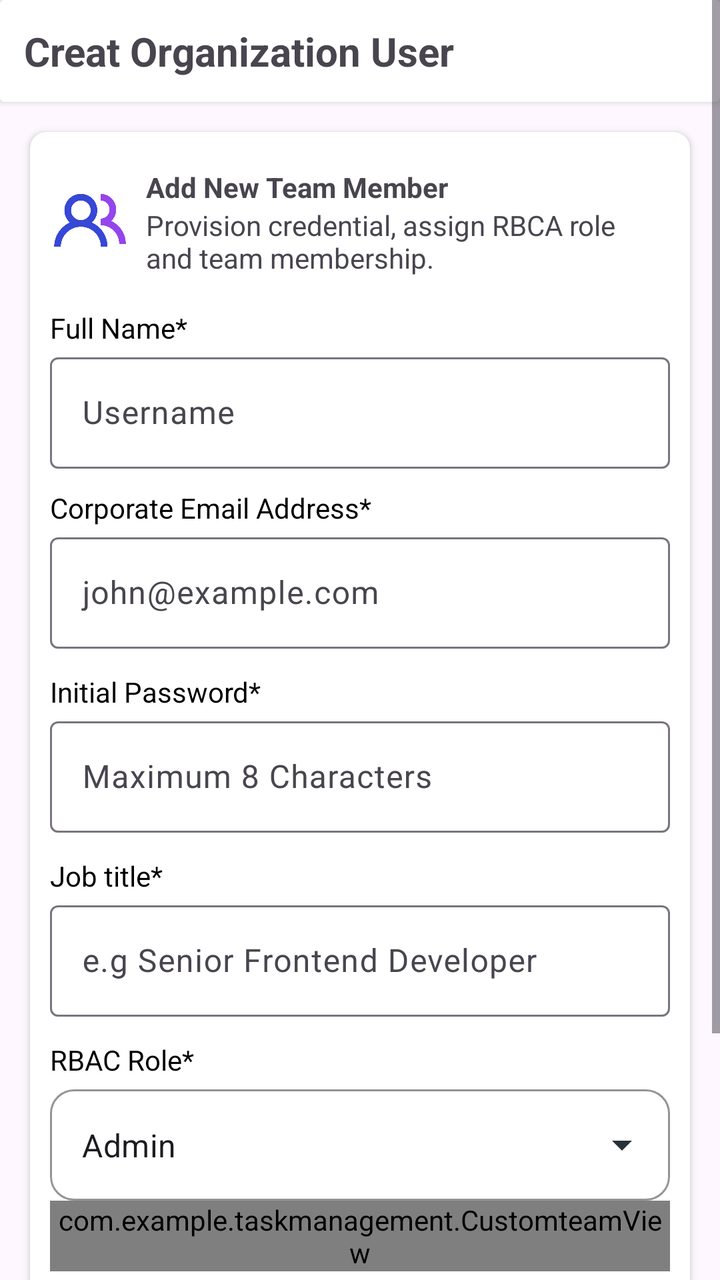
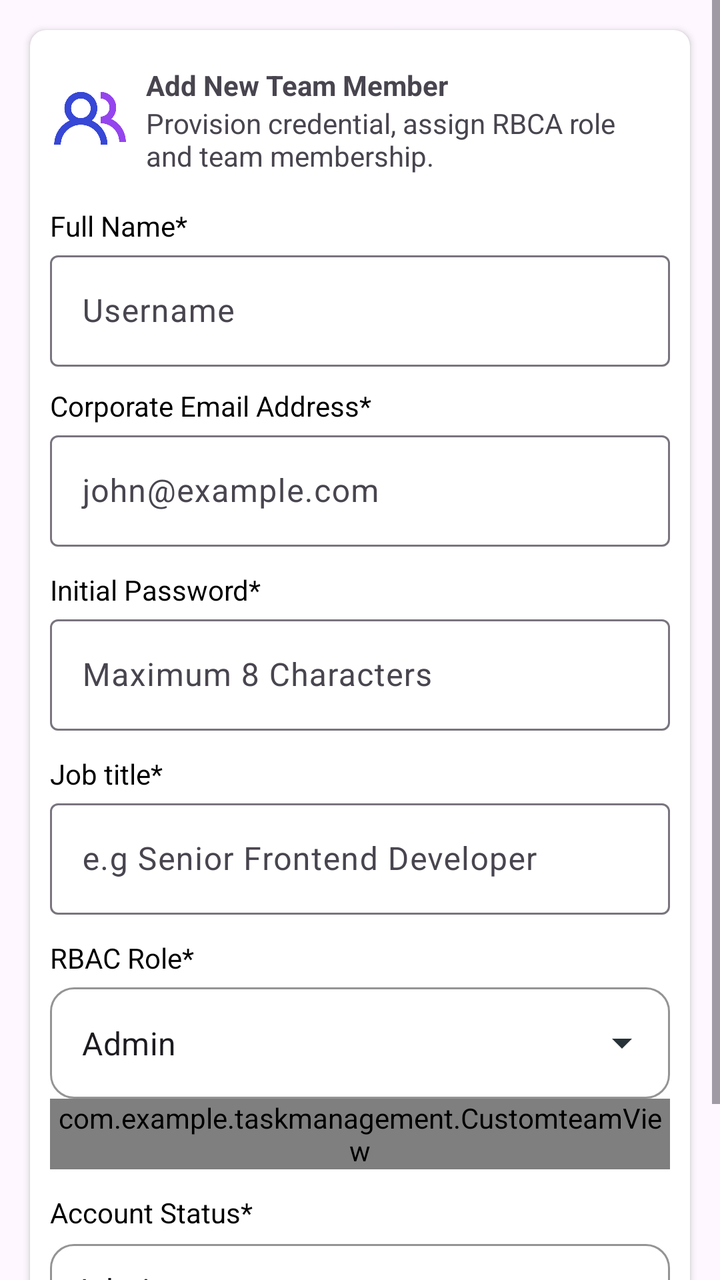

Before-and-after screenshots of an Android layout around one commit, followed by the original layout XML and the change that was made.
<!-- AndroidManifest.xml: application theme Theme.TaskManagement -->
<!-- res/layout/fragment_user.xml -->
<layout xmlns:android="http://schemas.android.com/apk/res/android"
    xmlns:app="http://schemas.android.com/apk/res-auto"
    xmlns:tools="http://schemas.android.com/tools">

    <data>

    </data>
<ScrollView
    android:layout_width="match_parent"
    android:layout_height="match_parent">
    <LinearLayout
        android:id="@+id/main"
        android:orientation="vertical"
        android:layout_width="match_parent"
        android:layout_height="match_parent"
        tools:context=".UserActivity">

     
        <androidx.cardview.widget.CardView
            android:layout_width="match_parent"

            android:layout_height="wrap_content">
            <LinearLayout
                android:layout_width="match_parent"
                android:layout_height="wrap_content"
                android:layout_margin="12dp"
                android:orientation="vertical">
                <TextView
                    android:textSize="20dp"
                    android:textStyle="bold"
                    android:text="Creat Organization User"
                    android:layout_width="match_parent"
                    android:layout_height="wrap_content"/>
            </LinearLayout>
        </androidx.cardview.widget.CardView>
        <androidx.cardview.widget.CardView
            android:layout_width="match_parent"
            android:layout_margin="15dp"
            app:cardCornerRadius="8dp"

            android:layout_height="wrap_content">
            <LinearLayout
                android:layout_width="match_parent"
                android:layout_height="wrap_content"
                android:layout_margin="10dp"
                android:orientation="vertical">
                <LinearLayout
                    android:layout_width="match_parent"
                    android:layout_height="wrap_content"
                    android:orientation="horizontal">
                    <ImageView
                        android:layout_width="40dp"
                        android:layout_height="40dp"
                        android:layout_gravity="center"
                        android:src="@drawable/useraccount"/>
                    <LinearLayout
                        android:layout_width="match_parent"
                        android:layout_height="wrap_content"
                        android:orientation="vertical"
                        android:layout_margin="8dp">
                        <TextView
                            android:text="Add New Team Member "
                            android:textStyle="bold"

                            android:layout_width="match_parent"
                            android:layout_height="wrap_content"/>
                        <TextView
                            android:text="Provision credential, assign RBCA role and team membership. "

                            android:layout_width="match_parent"
                            android:layout_height="wrap_content"/>
                    </LinearLayout>

                </LinearLayout>
                <TextView
                    android:layout_marginTop="8dp"
                    android:text="Full Name*"
                    android:textColor="@color/black"
                    android:layout_width="match_parent"
                    android:layout_height="wrap_content"/>

                <com.google.android.material.textfield.TextInputLayout
                    style="@style/Widget.Material3.TextInputLayout.OutlinedBox"
                    android:id="@+id/user_name"
                    android:layout_width="match_parent"
                    android:layout_height="wrap_content"


                    android:hint="Username">

                    <com.google.android.material.textfield.TextInputEditText
                        android:layout_width="match_parent"
                        android:layout_height="wrap_content"
                        android:paddingStart="20dp"/>
                </com.google.android.material.textfield.TextInputLayout>
                <TextView
                    android:layout_width="match_parent"
                    android:layout_height="wrap_content"
                    android:textColor="@color/black"
                    android:layout_marginTop="10dp"
                    android:text="Corporate Email Address*"/>
                <com.google.android.material.textfield.TextInputLayout
                    style="@style/Widget.Material3.TextInputLayout.OutlinedBox"
                    android:id="@+id/email"
                    android:layout_width="match_parent"
                    android:layout_height="wrap_content"
                    android:hint="john@example.com"
                    >

                    <com.google.android.material.textfield.TextInputEditText
                        android:layout_width="match_parent"
                        android:layout_height="wrap_content"

                        android:paddingStart="20dp"/>
                </com.google.android.material.textfield.TextInputLayout>
                <LinearLayout
                    android:id="@+id/loadingcoment"
                    android:gravity="center"
                    android:layout_width="match_parent"
android:visibility="gone"
                    android:layout_height="match_parent"
                    android:orientation="vertical">
                    <ProgressBar
                        android:layout_width="wrap_content"
                        android:layout_height="wrap_content"/>
                    <TextView
                        android:text="Loading.."
                        android:layout_width="wrap_content"
                        android:layout_height="wrap_content"/>

                </LinearLayout>
                <TextView
                    android:layout_marginTop="12dp"
                    android:text="Initial Password*"
                    android:textColor="@color/black"
                    android:layout_width="match_parent"
                    android:layout_height="wrap_content"/>
                <com.google.android.material.textfield.TextInputLayout
                    style="@style/Widget.Material3.TextInputLayout.OutlinedBox"
                    android:id="@+id/password"
                    android:layout_width="match_parent"
                    android:layout_height="wrap_content"

                    android:hint="Maximum 8 Characters"
                    >

                    <com.google.android.material.textfield.TextInputEditText
                        android:layout_width="match_parent"
                        android:layout_height="wrap_content"
                        android:paddingStart="20dp"

                        />
                </com.google.android.material.textfield.TextInputLayout>
                <TextView
                    android:textColor="@color/black"
                    android:text="Job title*"
                    android:layout_marginTop="12dp"
                    android:layout_width="match_parent"
                    android:layout_height="wrap_content"/>
                <com.google.android.material.textfield.TextInputLayout
                    style="@style/Widget.Material3.TextInputLayout.OutlinedBox"
                    android:id="@+id/job_title"
                    android:layout_width="match_parent"
                    android:layout_height="wrap_content"

                    android:hint="e.g Senior Frontend Developer"
            >

                    <com.google.android.material.textfield.TextInputEditText
                        android:layout_width="match_parent"
                        android:layout_height="wrap_content"
                        android:paddingStart="20dp"/>
                </com.google.android.material.textfield.TextInputLayout>
                <TextView
                    android:text="RBAC Role*"
                    android:layout_marginTop="12dp"
                    android:textColor="@color/black"

                    android:layout_width="match_parent"
                    android:layout_height="wrap_content"/>
                <com.google.android.material.textfield.TextInputLayout
                    android:id="@+id/roleLayout"
                    style="@style/Widget.MaterialComponents.TextInputLayout.OutlinedBox.ExposedDropdownMenu"
                    android:layout_width="match_parent"
                    android:layout_height="wrap_content"
                    app:boxCornerRadiusTopStart="12dp"
                    app:boxCornerRadiusTopEnd="12dp"
                    app:boxCornerRadiusBottomStart="12dp"
                    app:boxCornerRadiusBottomEnd="12dp"
                    app:boxStrokeColor="#6750FF"
                    app:boxStrokeWidth="1dp"
                    app:boxStrokeWidthFocused="2dp"
                    app:endIconTint="#263238">

                    <com.google.android.material.textfield.MaterialAutoCompleteTextView
                        android:id="@+id/roleSpinner"
                        android:layout_width="match_parent"
                        android:layout_height="wrap_content"
                        android:inputType="none"
                        android:text="Admin"
                        android:textSize="16sp"
                        android:dropDownHeight="wrap_content"/>

                </com.google.android.material.textfield.TextInputLayout>
                <com.example.taskmanagement.CustomteamView
                    android:id="@+id/customteam"
                    android:layout_width="match_parent"
                    android:layout_height="wrap_content">

                </com.example.taskmanagement.CustomteamView>
                <TextView
                    android:layout_marginTop="12dp"
                    android:textColor="@color/black"
                    android:text="Account Status*"
                    android:layout_width="match_parent"
                    android:layout_height="wrap_content"/>
                <com.google.android.material.textfield.TextInputLayout
                    android:id="@+id/statusLayout"
                    style="@style/Widget.MaterialComponents.TextInputLayout.OutlinedBox.ExposedDropdownMenu"
                    android:layout_width="match_parent"
                    android:layout_height="wrap_content"
                    app:boxCornerRadiusTopStart="12dp"
                    app:boxCornerRadiusTopEnd="12dp"
                    app:boxCornerRadiusBottomStart="12dp"
                    app:boxCornerRadiusBottomEnd="12dp"
                    app:boxStrokeColor="#6750FF"
                    app:boxStrokeWidth="1dp"
                    app:boxStrokeWidthFocused="2dp"
                    app:endIconTint="#263238">

                    <com.google.android.material.textfield.MaterialAutoCompleteTextView
                        android:id="@+id/statusSpinner"
                        android:layout_width="match_parent"
                        android:layout_height="wrap_content"
                        android:inputType="none"
                        android:padding="12dp"
                        android:text="Admin"
                        android:textSize="16sp"
                        android:dropDownHeight="wrap_content"/>

                </com.google.android.material.textfield.TextInputLayout>
            </LinearLayout>
        </androidx.cardview.widget.CardView>







        <Button
            android:id="@+id/savebtn"
            android:text="Register"
            android:backgroundTint="@color/darknavey"
            android:layout_gravity="center"
            android:layout_width="wrap_content"
            android:layout_height="wrap_content"/>
    </LinearLayout>
</ScrollView>

</layout>
<!-- resources referenced by this layout -->
<resources>
  <color name="black">#FF000000</color>
  <color name="darknavey">#1E3A5F</color>
  <!-- drawable useraccount: png bitmap (drawable, 19763 bytes) -->
  <style name="Theme.TaskManagement" parent="Base.Theme.TaskManagement" />
  <style name="Base.Theme.TaskManagement" parent="Theme.Material3.DayNight.NoActionBar">
          
          
      </style>
</resources>

<!-- the commit's change to res/layout/fragment_user.xml (unified diff, before → after) -->
@@ -16,23 +16,7 @@
         tools:context=".UserActivity">
 
      
-        <androidx.cardview.widget.CardView
-            android:layout_width="match_parent"
-
-            android:layout_height="wrap_content">
-            <LinearLayout
-                android:layout_width="match_parent"
-                android:layout_height="wrap_content"
-                android:layout_margin="12dp"
-                android:orientation="vertical">
-                <TextView
-                    android:textSize="20dp"
-                    android:textStyle="bold"
-                    android:text="Creat Organization User"
-                    android:layout_width="match_parent"
-                    android:layout_height="wrap_content"/>
-            </LinearLayout>
-        </androidx.cardview.widget.CardView>
+
         <androidx.cardview.widget.CardView
             android:layout_width="match_parent"
             android:layout_margin="15dp"
